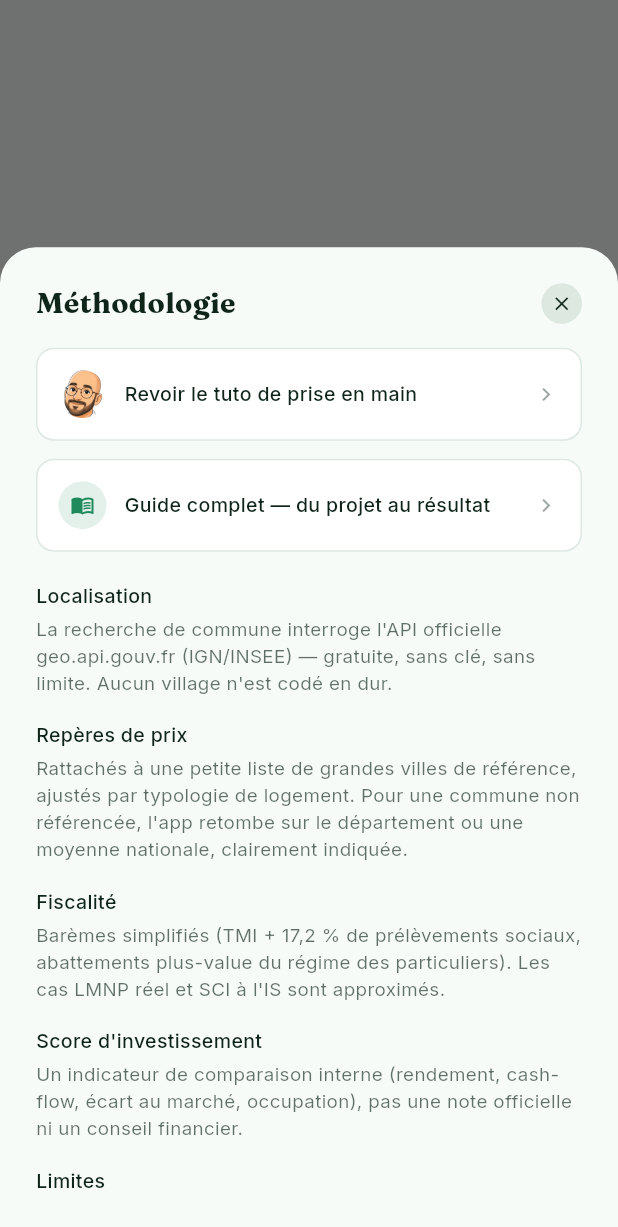
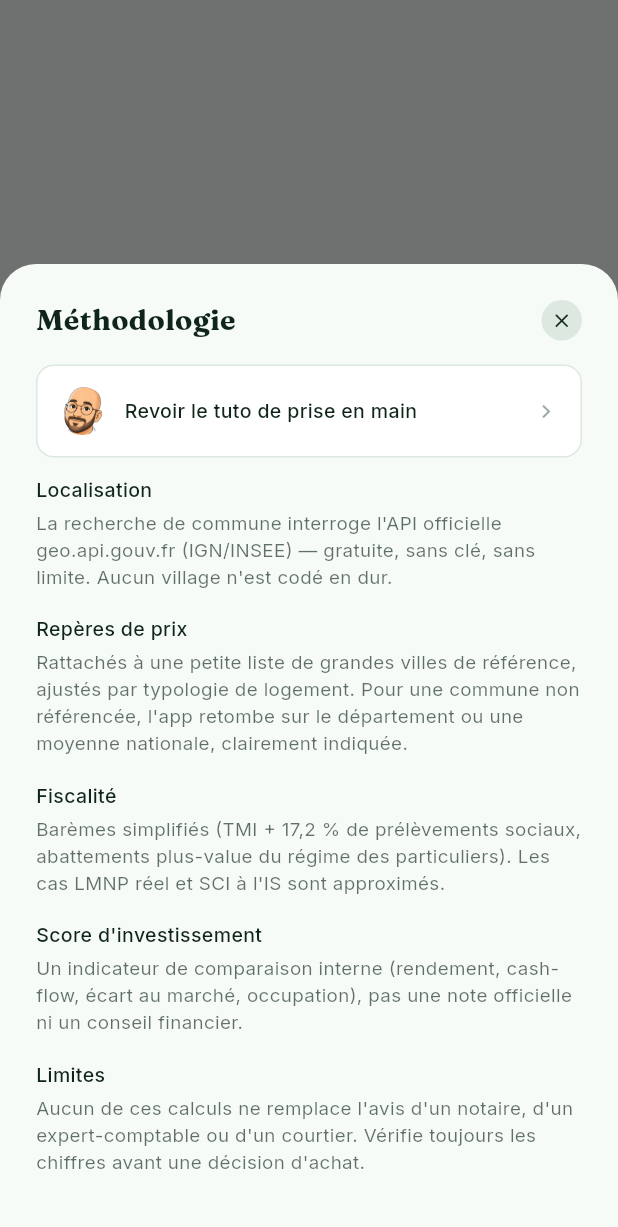
Before and after one commit to didouscossss/Didou-immo, a Flutter app: the MethodologieSheet widget shown alone on an empty page, opened directly with empty values, on a phone screen of 412 x 824 dp. Shown: the top 1227 px of the screen. Run offline on Flutter 3.47's test engine with Material 3 defaults, Android fonts, the phone set to English and light mode, and no system bars; our stand-ins replace cloud_firestore, cloud_functions, file_picker, firebase_auth, firebase_core, firebase_storage and 10 more; missing offline and left inert: dart:js_interop, in_app_purchase_android; accounts and stored records are empty; network calls fail.

Commit message:
Promeut le guide complet en onglet principal à part entière (#172)
Demandé par l'utilisateur : le guide (parcours pas à pas) n'était
accessible que depuis le panneau d'aide, peu visible. Il devient
maintenant un onglet "Guide" comme "Bien" ou "Projection" — premier de
la liste par défaut, avant même "Bien".

Les chips "Onglet X" du parcours et les titres de la section de
référence sont maintenant cliquables : ils basculent directement vers
l'onglet visé, comme une mini table des matières active plutôt qu'un
simple repère visuel — rendu possible par le fait que le guide vit
maintenant dans la même coquille de navigation (PageView) que les
autres onglets.

Retire l'ancien point d'entrée depuis le panneau Méthodologie, devenu
redondant.


Claude-Session: https://claude.ai/code/session_01NBqLjwkqjP62ZSYp1E2rxG

Co-authored-by: Claude <noreply@anthropic.com>

```diff
--- a/lib/models/app_tab.dart
+++ b/lib/models/app_tab.dart
@@ -3,13 +3,19 @@
 /// l'écran "Personnaliser mon affichage". Le nom de l'enum (`.name`) sert de
 /// clé de sérialisation : ne pas renommer une valeur existante sans migrer
 /// les préférences déjà enregistrées sur l'appareil des utilisateurs.
-enum AppTab { calc, marche, carte, fisc, proj, biens, patrimoine }
+enum AppTab { guide, calc, marche, carte, fisc, proj, biens, patrimoine }
 
 /// Ordre par défaut (celui d'origine, avant toute personnalisation) — sert
 /// aussi de filet de sécurité : toute valeur absente d'un ordre personnalisé
 /// invalide (ex. après une mise à jour qui ajouterait un onglet) est
 /// rajoutée à la fin dans cet ordre-là.
+///
+/// `guide` en première position (plutôt qu'à la fin, où atterrirait un
+/// onglet ajouté pour un utilisateur ayant déjà personnalisé son
+/// affichage) : pour un nouvel utilisateur, c'est le point d'entrée avant
+/// même de remplir "Bien".
 const List<AppTab> kDefaultTabOrder = [
+  AppTab.guide,
   AppTab.calc,
   AppTab.marche,
   AppTab.carte,
--- a/lib/screens/rendement/app_tab_meta.dart
+++ b/lib/screens/rendement/app_tab_meta.dart
@@ -12,6 +12,7 @@ class AppTabMeta {
 }
 
 const Map<AppTab, AppTabMeta> kTabMeta = {
+  AppTab.guide: AppTabMeta('Guide', Icons.route_outlined),
   AppTab.calc: AppTabMeta('Bien', Icons.home_outlined),
   AppTab.marche: AppTabMeta('Marché', Icons.location_on_outlined),
   AppTab.carte: AppTabMeta('Carte', Icons.map_outlined),
--- a/lib/screens/rendement/methodologie_sheet.dart
+++ b/lib/screens/rendement/methodologie_sheet.dart
@@ -1,6 +1,5 @@
 import 'package:flutter/material.dart';
 import '../../theme/app_theme.dart';
-import 'guide_complet_screen.dart';
 
 /// Panneau "Méthodologie" — équivalent de `MethodologieModal` du prototype.
 class MethodologieSheet extends StatelessWidget {
@@ -89,39 +88,11 @@ class MethodologieSheet extends StatelessWidget {
                           ]),
                         ),
                       ),
-                      // Version longue, encart par encart, du tuto rapide
-                      // ci-dessus — un écran à part (voir GuideCompletScreen)
-                      // plutôt qu'allonger cette feuille, le contenu étant
-                      // trop long pour une sheet qu'on peut fermer d'un tap
-                      // en dehors.
-                      InkWell(
-                        onTap: () => Navigator.of(context).push(MaterialPageRoute(builder: (_) => const GuideCompletScreen())),
-                        borderRadius: BorderRadius.circular(12),
-                        child: Container(
-                          padding: const EdgeInsets.all(14),
-                          margin: const EdgeInsets.only(bottom: 20),
-                          decoration: BoxDecoration(
-                            color: AppColors.surface,
-                            borderRadius: BorderRadius.circular(12),
-                            border: Border.all(color: AppColors.border),
-                          ),
-                          child: Row(children: [
-                            Container(
-                              width: 32,
-                              height: 32,
-                              alignment: Alignment.center,
-                              decoration: BoxDecoration(color: AppColors.accent.withValues(alpha: 0.12), borderRadius: BorderRadius.circular(999)),
-                              child: Icon(Icons.menu_book_outlined, size: 16, color: AppColors.accent),
-                            ),
-                            const SizedBox(width: 12),
-                            Expanded(
-                              child: Text('Guide complet — du projet au résultat',
-                                  style: AppTextStyles.sans(fontSize: 13, fontWeight: FontWeight.w500, color: AppColors.ink)),
-                            ),
-                            Icon(Icons.chevron_right, size: 18, color: AppColors.ink.withValues(alpha: 0.4)),
-                          ]),
-                        ),
-                      ),
+                      // Le guide complet ("du projet au résultat") a été
+                      // promu en onglet principal à part entière (voir
+                      // AppTab.guide) — il n'a donc plus besoin d'un point
+                      // d'entrée ici, cette feuille garde juste le tuto
+                      // rapide et la méthodologie de calcul.
                       ..._items.map((it) => Padding(
                             padding: const EdgeInsets.only(bottom: 16),
                             child: Column(
--- a/lib/screens/rendement/rendement_home.dart
+++ b/lib/screens/rendement/rendement_home.dart
@@ -15,6 +15,7 @@ import 'biens_screen.dart';
 import 'calc_screen.dart';
 import 'carte_screen.dart';
 import 'fiscalite_screen.dart';
+import 'guide_complet_screen.dart';
 import 'marche_screen.dart';
 import 'methodologie_sheet.dart';
 import 'onboarding_sheet.dart';
@@ -457,6 +458,8 @@ class _RendementHomeState extends State<RendementHome> {
   Widget _buildActiveScreen(RendementState state, AppTab active) {
     final themeKey = ValueKey((state.darkMode, state.niveau));
     switch (active) {
+      case AppTab.guide:
+        return GuideCompletScreen(key: themeKey, onGoToTab: _setActive);
       case AppTab.calc:
         return CalcScreen(key: themeKey, onSave: () => _handleSave(state));
       case AppTab.marche:
--- a/pubspec.yaml
+++ b/pubspec.yaml
@@ -1,7 +1,7 @@
 name: didou_immo
 description: Didou Immo — calculateur de rentabilité immobilière, aide à l'achat.
 publish_to: 'none'
-version: 1.0.0+22
+version: 1.0.0+23
 
 environment:
   sdk: ^3.9.0
```
Also changed, not shown: lib/screens/rendement/guide_complet_screen.dart (+106 -65 lines).
